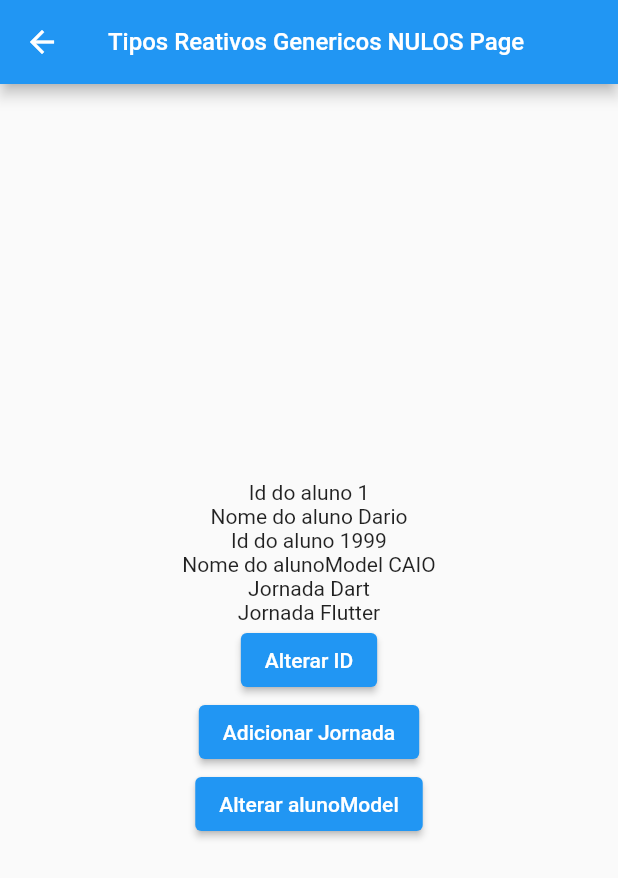
After one commit to dariopmaciel/get_state_management, a Flutter app: the TiposObsPage screen opened by its route, on a phone screen of 412 x 824 dp. The commit adds this screen. Shown: the top 878 px of the screen. Run offline on Flutter 3.47's test engine with Material 3 defaults, Android fonts, the phone set to English and light mode, and no system bars; our stand-ins replace get.

Commit message:
RxExtensions (obs)

```diff
--- a/lib/home_page.dart
+++ b/lib/home_page.dart
@@ -38,6 +38,12 @@ class HomePage extends StatelessWidget {
             },
             child: const Text("Tipos Reativos Genericos Nulos"),
           ),
+          TextButton(
+            onPressed: () {
+              Get.toNamed('/tiposObs');
+            },
+            child: const Text("Tipos Obs"),
+          ),
         ],
       )),
     );
--- a/lib/main.dart
+++ b/lib/main.dart
@@ -2,6 +2,7 @@ import 'package:flutter/material.dart';
 import 'package:get/get.dart';
 import 'package:get_state_management/home_page.dart';
 import 'package:get_state_management/pages/basico/reatividade_basica.dart';
+import 'package:get_state_management/pages/tipos/tipos_obs_page.dart';
 import 'package:get_state_management/pages/tipos/tipos_reativos_genericos_nulos_page.dart';
 import 'package:get_state_management/pages/tipos/tipos_reativos_genericos_page.dart';
 import 'package:get_state_management/pages/tipos/tipos_reativos_page.dart';
@@ -29,6 +30,7 @@ class MyApp extends StatelessWidget {
         GetPage(name: '/tiposReativos', page: () => TiposReativosPage()),
         GetPage(name: '/tiposReativosGenericos', page: () => TiposReativosGenericosPage()),
         GetPage(name: '/tiposReativosGenericosNulos', page: () => TiposReativosGenericosNuloPage()),
+        GetPage(name: '/tiposObs', page: () => TiposObsPage()),
       ],
     );
   }
--- /dev/null
+++ b/lib/pages/tipos/tipos_obs_page.dart
@@ -0,0 +1,113 @@
+import 'package:flutter/material.dart';
+import 'package:get/get.dart';
+import 'package:get_state_management/pages/tipos/model/aluno.dart';
+
+class TiposObsPage extends StatelessWidget {
+  final nome = 'DarioPMaciel'.obs;
+  final isAluno = true.obs;
+  final qtdCurso = 1.obs;
+  final valorCurso = 1250.obs;
+  final jornadas = ['Jornada Dart', 'Jornada Flutter'].obs;
+  final aluno = {
+    'id': 0001,
+    'nome': 'Dario',
+    'nasc': 1984,
+    'sexo': 'MASC',
+  }.obs;
+  final alunoModel = Aluno(
+    id: 1999,
+    nome: 'CAIO',
+    email: "dariopmaciel@gmail",
+    curso: 'Jornada ADF',
+  ).obs;
+
+  //!ERRADO
+  // final x = null.obs;
+  //*CERTO
+  final y = Rxn();
+
+  TiposObsPage({super.key});
+
+  @override
+  Widget build(BuildContext context) {
+    return Scaffold(
+      appBar: AppBar(
+        title: const Text(
+          'Tipos Reativos Genericos NULOS Page',
+          style: TextStyle(fontSize: 16),
+        ),
+      ),
+      body: Center(
+        child: Column(
+          mainAxisAlignment: MainAxisAlignment.center,
+          children: [
+            //todo mundo dentro do mapa sera rebuildado
+            // Obx(() => Text('Id do aluno ${aluno['id']}')),
+            Obx(() {
+              debugPrint('>>> Montando ID do aluno');
+              //!>>>>>>>>>>>>>>> RECUPERAÇÃO DO GENERICO
+              return Text('Id do aluno ${aluno.value?['id']}');
+            }),
+            //!>>>>>>>>>>>>>>> RECUPERAÇÃO DO GENERICO
+            Obx(() => Text('Nome do aluno ${aluno.value?['nome']}')),
+
+            Obx(() {
+              debugPrint('>>> Montando ID do alunoModel');
+
+              return Text('Id do aluno ${alunoModel.value.id}');
+            }),
+
+            Obx(() => Text('Nome do alunoModel ${alunoModel.value.nome}')),
+
+            // Column(children: []), //!Não tem lista dentro pois o 'jornadas' já é uma lista
+            //!>>>>>>>>>>>>>>> RECUPERAÇÃO DO GENERICO
+            Obx(
+              () => Column(
+                children: jornadas.value?.map(Text.new).toList() ?? [],
+              ),
+            ),
+            ElevatedButton(
+              onPressed: () {
+                aluno.value?['id'] = 10;
+                //! NECESSÁRIO REFRESH PARA ATUALIZAR
+                aluno.refresh();
+              },
+              child: const Text("Alterar ID"),
+            ),
+            ElevatedButton(
+              onPressed: () {
+                // jornadas.add('Jornada Lógica');
+                //!ZERA a LISTA e add o ultomo item 'Jornada Lógica'
+                jornadas.value?.assign('Jornada Lógica');
+                //! NECESSÁRIO REFRESH PARA ATUALIZAR
+                jornadas.refresh();
+              },
+              child: const Text("Adicionar Jornada"),
+            ),
+            ElevatedButton(
+              onPressed: () {
+                // alunoModel.value = Aluno(
+                //   id: 10,
+                //   nome: 'VETOR',
+                //   email: 'vetor@vilan.evil.com',
+                //   curso: 'vilan',
+                // );
+                //!não precisa de refresh
+                // alunoModel.refresh();
+
+                //!ou usar calabel class
+                alunoModel(Aluno(
+                  id: 10,
+                  nome: 'VETOR',
+                  email: 'vetor@vilan.evil.com',
+                  curso: 'vilan',
+                ));
+              },
+              child: const Text('Alterar alunoModel'),
+            ),
+          ],
+        ),
+      ),
+    );
+  }
+}
```
